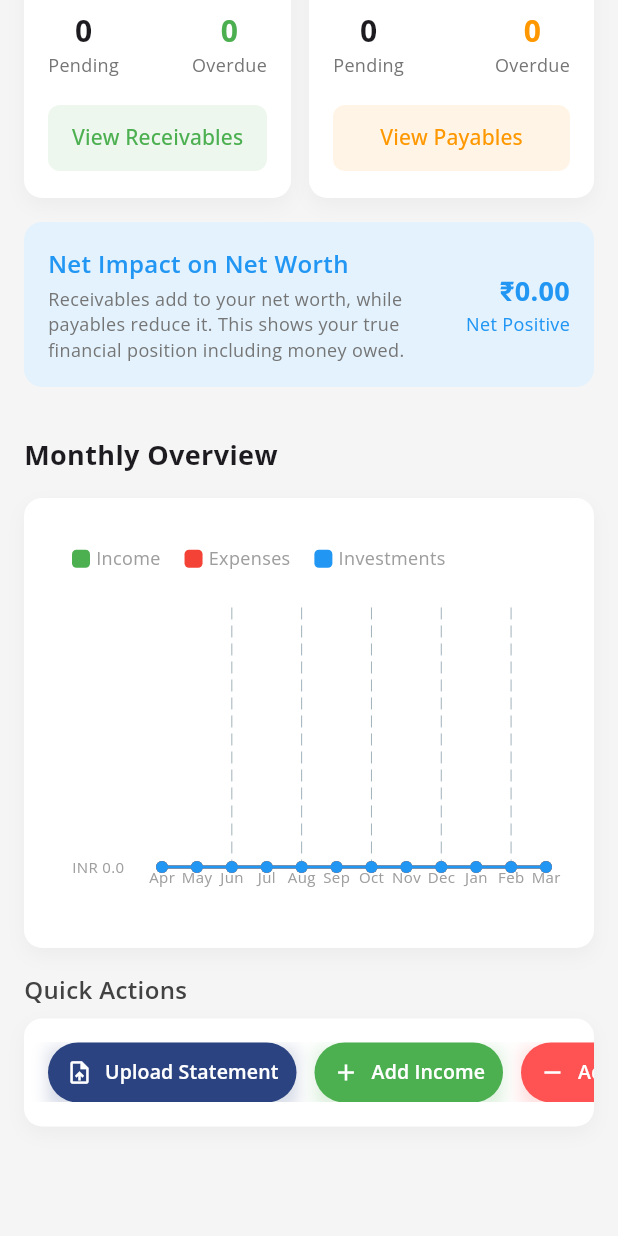
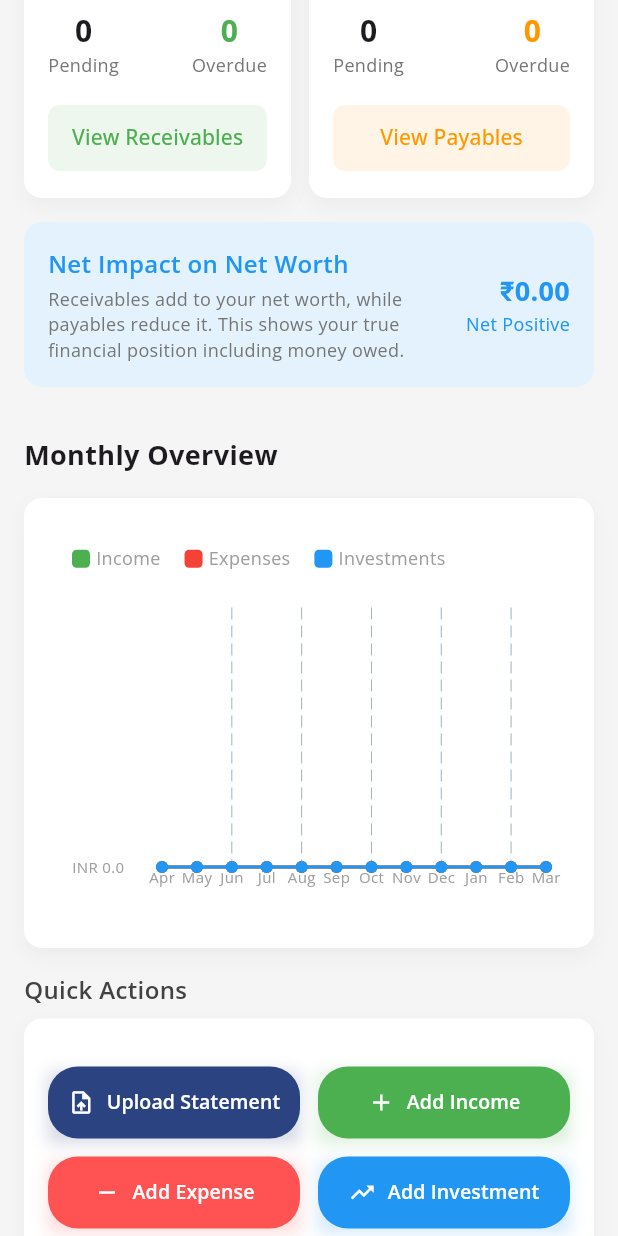
Before and after one commit to mailforashish/onmitrix, a Flutter app: the HomeTab screen opened directly, scrolled down 839 dp, on a phone screen of 412 x 824 dp. Run offline on Flutter 3.47's test engine with Material 3 defaults, Android fonts, the phone set to English and light mode, and no system bars; drawn by our look-alikes of fl_chart; our stand-ins replace dio, flutter_svg, google_sign_in, logger, shared_preferences; accounts and stored records are empty; project files that could hold a hidden picture were left out.

Commit message:
fix: quick action Cta alignment

```diff
--- a/lib/screens/main/tabs/home_tab.dart
+++ b/lib/screens/main/tabs/home_tab.dart
@@ -102,7 +102,7 @@
     ),
     QuickAction(
       'View Transactions',
-      Icons.list,
+      Icons.format_list_bulleted,
       Colors.grey[700]!,
       () {
         debugPrint('View Transactions tapped');
@@ -110,7 +110,7 @@
       },
     ),
     QuickAction(
-      'Expense Categories',
+      'View Categories',
       Icons.pie_chart,
       Colors.orange,
       () {
@@ -618,7 +618,6 @@
                       ),
                     ),
                     const SizedBox(height: 8),
-
                     // Container with decoration
                     Container(
                       width: double.infinity,
@@ -634,26 +633,52 @@
                           ),
                         ],
                       ),
-                      child: SizedBox(
-                        height: 40,
-                        child: AnimationUtils.slideTransition(
-                          animation: _controller,
-                          direction: SlideDirection.right,
-                          child: ListView.separated(
-                            scrollDirection: Axis.horizontal,
-                            padding: const EdgeInsets.symmetric(horizontal: 16),
-                            itemCount: _quickActions.length,
-                            separatorBuilder: (context, index) =>
-                                const SizedBox(width: 12),
-                            itemBuilder: (context, index) {
-                              final action = _quickActions[index];
-                              return ActionButton(
-                                text: action.text,
-                                icon: action.icon,
-                                color: action.color,
-                                onPressed: action.onPressed,
-                              );
-                            },
+                      child: AnimationUtils.slideTransition(
+                        animation: _controller,
+                        direction: SlideDirection.right,
+                        child: Padding(
+                          padding: const EdgeInsets.all(16),
+                          child: Column(
+                            children: List.generate(
+                              (_quickActions.length / 2).ceil(),
+                              (rowIndex) => Padding(
+                                padding: EdgeInsets.only(
+                                  bottom: rowIndex <
+                                          (_quickActions.length / 2).ceil() - 1
+                                      ? 12
+                                      : 0,
+                                ),
+                                child: Row(
+                                  children: [
+                                    Expanded(
+                                      child: ActionButton(
+                                        text: _quickActions[rowIndex * 2].text,
+                                        icon: _quickActions[rowIndex * 2].icon,
+                                        color:
+                                            _quickActions[rowIndex * 2].color,
+                                        onPressed: _quickActions[rowIndex * 2]
+                                            .onPressed,
+                                      ),
+                                    ),
+                                    const SizedBox(width: 12),
+                                    if (rowIndex * 2 + 1 < _quickActions.length)
+                                      Expanded(
+                                        child: ActionButton(
+                                          text: _quickActions[rowIndex * 2 + 1]
+                                              .text,
+                                          icon: _quickActions[rowIndex * 2 + 1]
+                                              .icon,
+                                          color: _quickActions[rowIndex * 2 + 1]
+                                              .color,
+                                          onPressed:
+                                              _quickActions[rowIndex * 2 + 1]
+                                                  .onPressed,
+                                        ),
+                                      ),
+                                  ],
+                                ),
+                              ),
+                            ),
                           ),
                         ),
                       ),
--- a/lib/widgets/buttons/action_button.dart
+++ b/lib/widgets/buttons/action_button.dart
@@ -19,39 +19,45 @@
   @override
   Widget build(BuildContext context) {
     return Container(
-      height: 40,
         decoration: BoxDecoration(
-        boxShadow: showShadow ? [
+          boxShadow: showShadow
+              ? [
                   BoxShadow(
                     color: color.withOpacity(0.2),
                     blurRadius: 8,
                     offset: const Offset(0, 4),
                   ),
-        ] : null,
+                ]
+              : null,
         ),
-      child: ElevatedButton.icon(
+        child: SizedBox(
+          height: 48,
+          child: ElevatedButton(
             onPressed: onPressed,
             style: ElevatedButton.styleFrom(
               backgroundColor: color,
               foregroundColor: Colors.white,
-          padding: const EdgeInsets.symmetric(
-            horizontal: 12,
-            vertical: 0,
-          ),
+              padding: EdgeInsets.zero,
               shape: RoundedRectangleBorder(
                 borderRadius: BorderRadius.circular(20),
               ),
               elevation: 0,
             ),
-        icon: Icon(icon, size: 18),
-        label: Text(
+            child: Row(
+              mainAxisAlignment: MainAxisAlignment.center,
+              children: [
+                Icon(icon, size: 18),
+                const SizedBox(width: 8),
+                Text(
                   text,
                   style: const TextStyle(
                     fontSize: 13,
                     fontWeight: FontWeight.w600,
                   ),
                 ),
+              ],
             ),
-    );
+          ),
+        ));
   }
 }
```
Lines whose indentation alone changed are shown as unchanged.
